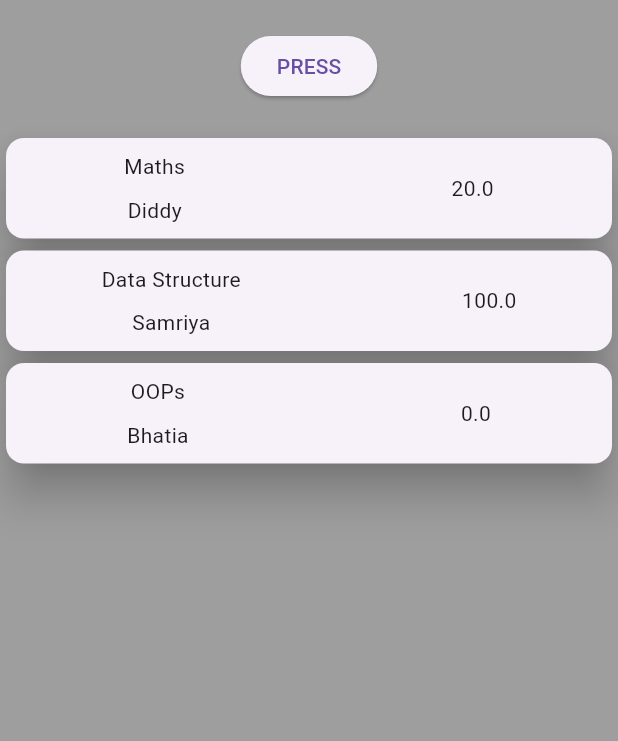
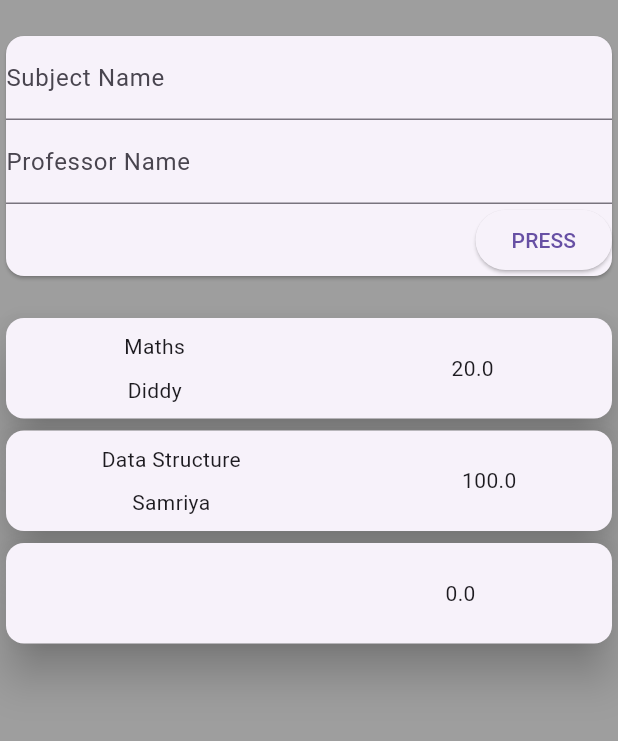
Before and after one commit to LUwUcifer/attendance_tracker, a Flutter app: the screen it shows after launch, after a tap on "PRESS", on a phone screen of 412 x 824 dp, the part 84-825 px from its top. Run offline on Flutter 3.47's test engine with Material 3 defaults, Android fonts, the phone set to English and light mode, and no system bars.

Commit message:
Custom Input

```diff
--- a/lib/pages/home_page.dart
+++ b/lib/pages/home_page.dart
@@ -1,4 +1,5 @@
 import 'package:attendance_tracker/models/attendance_card.dart';
+import 'package:attendance_tracker/widgets/homepage_widgets/add_lectures.dart';
 import 'package:flutter/material.dart';
 import '../widgets/homepage_widgets/uni_lectures.dart';
 
@@ -35,10 +36,7 @@ class _HomePageState extends State<HomePage> {
       child: Column(
         children: [
           SizedBox(height: 20,),
-          ElevatedButton(onPressed: () {
-            _addNewSubject('OOPs', 'Bhatia', 0);
-          },
-              child: Text('PRESS')),
+          AddLectures(addSubject: _addNewSubject),
           SizedBox(height: 20,),
           UniLectures(atCard: _atCard,)
         ],
--- /dev/null
+++ b/lib/widgets/homepage_widgets/add_lectures.dart
@@ -0,0 +1,39 @@
+import 'package:flutter/material.dart';
+
+class AddLectures extends StatelessWidget {
+
+  final Function addSubject;
+  AddLectures({super.key, required this.addSubject});
+
+  final subController = TextEditingController();
+  final profController = TextEditingController();
+
+  @override
+  Widget build(BuildContext context) {
+    return Card(
+      child: Column(
+        crossAxisAlignment: CrossAxisAlignment.end,
+        children: [
+          TextField(
+            decoration: InputDecoration(labelText: 'Subject Name'),
+            controller: subController,
+          ),
+          TextField(
+            decoration: InputDecoration(labelText: 'Professor Name'),
+            controller: profController,
+          ),
+          ElevatedButton(
+              onPressed: (){
+                addSubject(
+                  subController.text,
+                  profController.text,
+                  0.0
+                );
+              },
+              child: Text('PRESS')
+          )
+        ],
+      ),
+    );
+  }
+}
```
